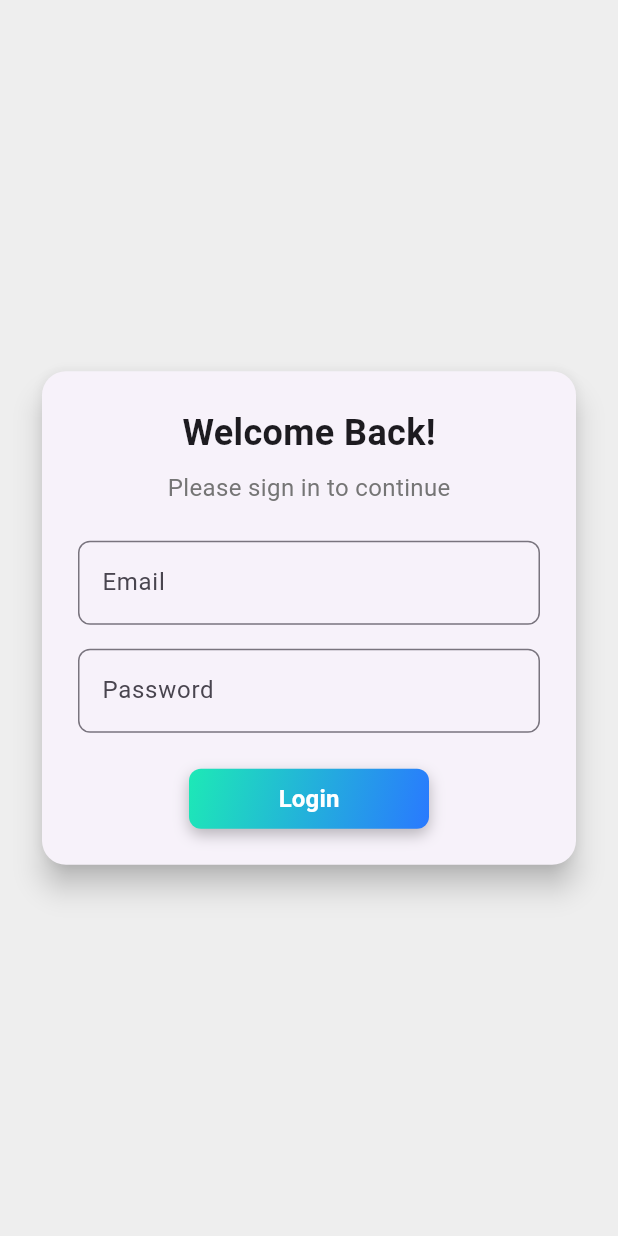
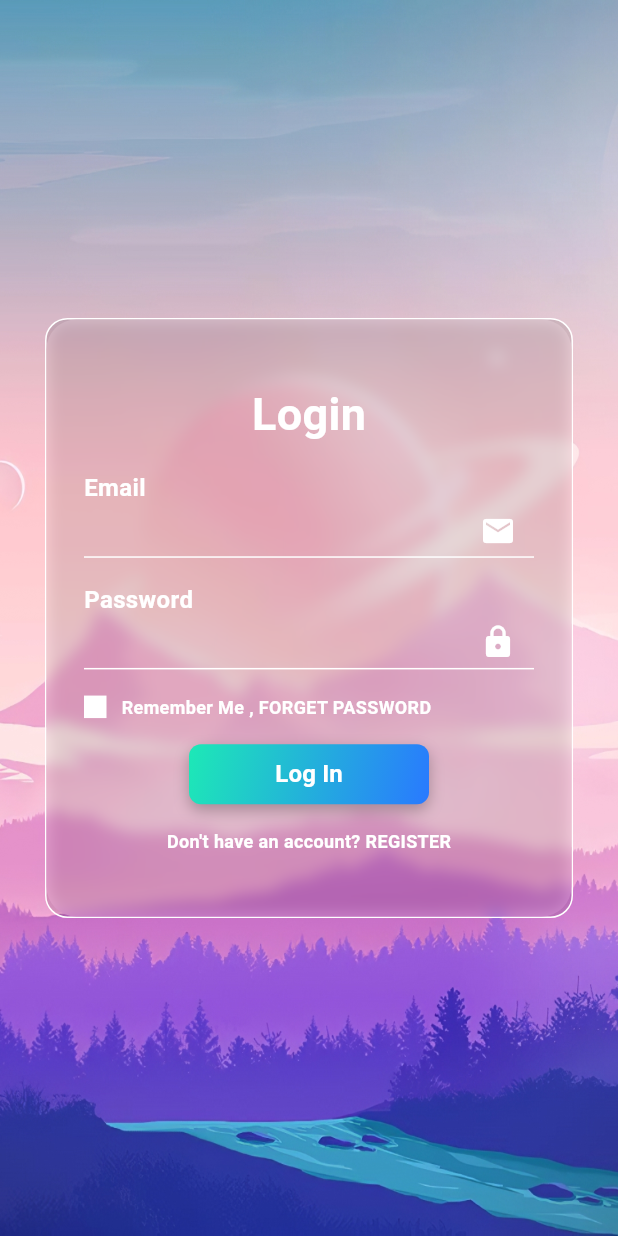
Before and after one commit to TheRSFoundations/growth_steer_app, a Flutter app: the screen it shows after launch, on a phone screen of 412 x 824 dp. Run offline on Flutter 3.47's test engine with Material 3 defaults, Android fonts, the phone set to English and light mode, and no system bars.

Commit message:
Update Login Page UI

```diff
--- a/lib/main.dart
+++ b/lib/main.dart
@@ -1,16 +1,20 @@
 import 'package:flutter/material.dart';
+import 'package:flutter/services.dart';
 import './screens/login.dart';
-
-void main() {
-  runApp(const MyApp());
+void main(){
+  WidgetsFlutterBinding.ensureInitialized();
+  SystemChrome.setPreferredOrientations([DeviceOrientation.portraitUp])
+      .then((_) {
+    runApp( const MyApp());
+  });
 }
-
 class MyApp extends StatelessWidget {
   const MyApp({super.key});
+
   @override
   Widget build(BuildContext context) {
     return const MaterialApp(
-      title: 'Login App',
+      debugShowCheckedModeBanner: false,
       home: LoginScreen(),
     );
   }
--- /dev/null
+++ b/lib/models/bg_model.dart
@@ -0,0 +1,4 @@
+List<String>bgList=[
+  "assets/bg1.jpeg",
+  "assets/bg2.jpg",
+];
--- a/lib/screens/login.dart
+++ b/lib/screens/login.dart
@@ -1,113 +1,169 @@
-// pages/login_screen.dart
+import 'dart:ui';
 import 'package:flutter/material.dart';
+import '../models/bg_model.dart';
 import '../models/auth_model.dart';
+import '../utils/text_util.dart';
 import '../widgets/button.dart';
+import 'home.dart'; // Import the Homepage widget
 
 class LoginScreen extends StatefulWidget {
   const LoginScreen({super.key});
 
   @override
-  State<LoginScreen> createState() => _LoginScreenState();  // Changed to public
+  State<LoginScreen> createState() => _LoginScreenState();
 }
 
 class _LoginScreenState extends State<LoginScreen> {
-  final _formKey = GlobalKey<FormState>();
-  final _emailController = TextEditingController();
-  final _passwordController = TextEditingController();
+  final TextEditingController emailController = TextEditingController();
+  final TextEditingController passwordController = TextEditingController();
+  bool showOption = false;
 
-  void _handleLogin() {
-    if (_formKey.currentState!.validate()) {
-      // Create LoginRequest instance
-      final loginRequest = LoginRequest(
-        email: _emailController.text,
-        password: _passwordController.text,
+  void handleLogin() {
+    // Create a LoginRequest instance using input from the controllers
+    final loginRequest = LoginRequest(
+      email: emailController.text,
+      password: passwordController.text,
+    );
+
+    // Basic check (for example purposes)
+    if (loginRequest.email == 'user@example.com' &&
+        loginRequest.password == 'password123') {
+      // If login is successful, replace the current screen with Homepage
+      Navigator.pushReplacement(
+        context,
+        MaterialPageRoute(builder: (context) => const Homepage()),
       );
-
-      // Perform login action with loginRequest data
-      print('Email: ${loginRequest.email}, Password: ${loginRequest.password}');
+    } else {
+      // Display error if login fails
+      ScaffoldMessenger.of(context).showSnackBar(
+        const SnackBar(content: Text('Invalid email or password')),
+      );
     }
-  }
-
-  @override
-  void dispose() {
-    _emailController.dispose();
-    _passwordController.dispose();
-    super.dispose();
   }
 
   @override
   Widget build(BuildContext context) {
     return Scaffold(
-      backgroundColor: Colors.grey[200],
-      body: Center(
-        child: SingleChildScrollView(
-          padding: const EdgeInsets.all(24.0),
-          child: Card(
-            elevation: 8,
-            shape: RoundedRectangleBorder(
-              borderRadius: BorderRadius.circular(16),
-            ),
-            child: Padding(
-              padding: const EdgeInsets.all(24.0),
-              child: Form(
-                key: _formKey,
+      body: Container(
+        height: double.infinity,
+        width: double.infinity,
+        decoration: BoxDecoration(
+          image: DecorationImage(
+            image: AssetImage(bgList[0]),
+            fit: BoxFit.fill,
+          ),
+        ),
+        alignment: Alignment.center,
+        child: Container(
+          height: 400,
+          width: double.infinity,
+          margin: const EdgeInsets.symmetric(horizontal: 30),
+          decoration: BoxDecoration(
+            border: Border.all(color: Colors.white),
+            borderRadius: BorderRadius.circular(15),
+            color: Colors.black.withOpacity(0.1),
+          ),
+          child: ClipRRect(
+            borderRadius: BorderRadius.circular(20),
+            child: BackdropFilter(
+              filter: ImageFilter.blur(sigmaY: 5, sigmaX: 5),
+              child: Padding(
+                padding: const EdgeInsets.all(25),
                 child: Column(
-                  mainAxisSize: MainAxisSize.min,
+                  crossAxisAlignment: CrossAxisAlignment.start,
                   children: [
-                    const Text(
-                      'Welcome Back!',
-                      style: TextStyle(
-                        fontSize: 24,
-                        fontWeight: FontWeight.bold,
+                    const Spacer(),
+                    const Center(
+                      child: TextUtil(
+                        text: "Login",
+                        weight: true,
+                        size: 30,
                       ),
                     ),
-                    const SizedBox(height: 8),
-                    Text(
-                      'Please sign in to continue',
-                      style: TextStyle(fontSize: 16, color: Colors.grey[600]),
+                    const Spacer(),
+                    const TextUtil(
+                      text: "Email",
                     ),
-                    const SizedBox(height: 24),
-                    // Email Field
-                    TextFormField(
-                      controller: _emailController,
-                      decoration: InputDecoration(
-                        labelText: 'Email',
-                        border: OutlineInputBorder(
-                          borderRadius: BorderRadius.circular(8),
+                    Container(
+                      height: 35,
+                      decoration: const BoxDecoration(
+                        border: Border(
+                          bottom: BorderSide(color: Colors.white),
                         ),
                       ),
-                      keyboardType: TextInputType.emailAddress,
-                      validator: (value) {
-                        if (value == null || value.isEmpty) {
-                          return 'Please enter your email';
-                        }
-                        return null;
-                      },
-                    ),
-                    const SizedBox(height: 16),
-                    // Password Field
-                    TextFormField(
-                      controller: _passwordController,
-                      decoration: InputDecoration(
-                        labelText: 'Password',
-                        border: OutlineInputBorder(
-                          borderRadius: BorderRadius.circular(8),
+                      child: TextFormField(
+                        controller: emailController,
+                        style: const TextStyle(color: Colors.white),
+                        decoration: const InputDecoration(
+                          suffixIcon: Icon(
+                            Icons.mail,
+                            color: Colors.white,
+                          ),
+                          fillColor: Colors.white,
+                          border: InputBorder.none,
                         ),
                       ),
-                      obscureText: true,
-                      validator: (value) {
-                        if (value == null || value.isEmpty) {
-                          return 'Please enter your password';
-                        }
-                        return null;
-                      },
                     ),
-                    const SizedBox(height: 24),
-                    // Login Button (Using our custom ButtonWidget)
-                    Button(
-                      title: 'Login',
-                      onPressed: _handleLogin,
+                    const Spacer(),
+                    const TextUtil(
+                      text: "Password",
                     ),
+                    Container(
+                      height: 35,
+                      decoration: const BoxDecoration(
+                        border: Border(
+                          bottom: BorderSide(color: Colors.white),
+                        ),
+                      ),
+                      child: TextFormField(
+                        controller: passwordController,
+                        style: const TextStyle(color: Colors.white),
+                        obscureText: true,
+                        decoration: const InputDecoration(
+                          suffixIcon: Icon(
+                            Icons.lock,
+                            color: Colors.white,
+                          ),
+                          fillColor: Colors.white,
+                          border: InputBorder.none,
+                        ),
+                      ),
+                    ),
+                    const Spacer(),
+                    Row(
+                      children: [
+                        Container(
+                          height: 15,
+                          width: 15,
+                          color: Colors.white,
+                        ),
+                        const SizedBox(width: 10),
+                        const Expanded(
+                          child: TextUtil(
+                            text: "Remember Me , FORGET PASSWORD",
+                            size: 12,
+                            weight: true,
+                          ),
+                        ),
+                      ],
+                    ),
+                    const Spacer(),
+                    // Use Button widget and pass the handleLogin function as the onPressed callback
+                    Center(
+                      child: Button(
+                        title: "Log In",
+                        onPressed: handleLogin,
+                      ),
+                    ),
+                    const Spacer(),
+                    const Center(
+                      child: TextUtil(
+                        text: "Don't have an account? REGISTER",
+                        size: 12,
+                        weight: true,
+                      ),
+                    ),
+                    const Spacer(),
                   ],
                 ),
               ),
--- /dev/null
+++ b/lib/utils/text_util.dart
@@ -0,0 +1,17 @@
+import 'package:flutter/material.dart';
+class TextUtil extends StatelessWidget {
+  final String text;
+  final Color? color;
+  final double? size;
+  final bool? weight;
+  const TextUtil({super.key,required this.text,this.size,this.color,this.weight});
+
+  @override
+  Widget build(BuildContext context) {
+    return  Text(text,
+
+      style: TextStyle(color:color??Colors.white,fontSize:size?? 16,
+          fontWeight:weight==null?FontWeight.w600: FontWeight.w700
+      ),);
+  }
+}
```
Also changed, not shown: lib/screens/home.dart (added, +73 -0 lines), pubspec.yaml (+3 -5 lines), assets/bg1.jpeg (added), assets/bg2.jpg (added), lib/utils/animations.dart (added).
